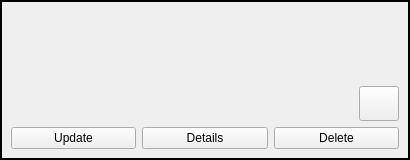
Above: src/UI/custom_widgets/showservicewidget.ui from Kracocks/ToolBox before the change. Below: the same form after it.
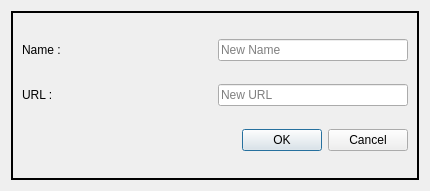
That is the form after the change. The open tabs and pages were chosen to show the change. Icons and pictures are not drawn.

Commit message: edit service available

What changed in the file:
```diff
--- a/src/UI/custom_widgets/showservicewidget.ui
+++ b/src/UI/custom_widgets/showservicewidget.ui
@@ -6,15 +6,37 @@
    <rect>
     <x>0</x>
     <y>0</y>
-    <width>410</width>
-    <height>160</height>
+    <width>430</width>
+    <height>191</height>
    </rect>
   </property>
+  <property name="sizePolicy">
+   <sizepolicy hsizetype="Expanding" vsizetype="Preferred">
+    <horstretch>0</horstretch>
+    <verstretch>0</verstretch>
+   </sizepolicy>
+  </property>
   <property name="styleSheet">
-   <string notr="true">#ShowServiceWidget {border: 2px solid black;}</string>
+   <string notr="true"/>
   </property>
   <layout class="QVBoxLayout" name="vb_show_input_widget">
    <item>
+    <widget class="QStackedWidget" name="stackedWidget">
+     <property name="sizePolicy">
+      <sizepolicy hsizetype="Expanding" vsizetype="Preferred">
+       <horstretch>0</horstretch>
+       <verstretch>0</verstretch>
+      </sizepolicy>
+     </property>
+     <property name="styleSheet">
+      <string notr="true">#stackedWidget {border: 2px solid black;}</string>
+     </property>
+     <property name="currentIndex">
+      <number>0</number>
+     </property>
+     <widget class="QWidget" name="View">
+      <layout class="QVBoxLayout" name="verticalLayout">
+       <item>
     <widget class="QLabel" name="service_name">
      <property name="text">
       <string>&lt;service name&gt;</string>
@@ -136,6 +158,84 @@
       </widget>
      </item>
     </layout>
+       </item>
+      </layout>
+     </widget>
+     <widget class="QWidget" name="Edit">
+      <layout class="QVBoxLayout" name="verticalLayout_2">
+       <item>
+        <layout class="QHBoxLayout" name="hb_new_name">
+         <item>
+          <widget class="QLabel" name="new_name_label">
+           <property name="sizePolicy">
+            <sizepolicy hsizetype="Expanding" vsizetype="Preferred">
+             <horstretch>0</horstretch>
+             <verstretch>0</verstretch>
+            </sizepolicy>
+           </property>
+           <property name="text">
+            <string>Name :</string>
+           </property>
+          </widget>
+         </item>
+         <item>
+          <widget class="QLineEdit" name="new_name_tf">
+           <property name="sizePolicy">
+            <sizepolicy hsizetype="Expanding" vsizetype="Fixed">
+             <horstretch>0</horstretch>
+             <verstretch>0</verstretch>
+            </sizepolicy>
+           </property>
+           <property name="readOnly">
+            <bool>false</bool>
+           </property>
+           <property name="placeholderText">
+            <string>New Name</string>
+           </property>
+           <property name="clearButtonEnabled">
+            <bool>false</bool>
+           </property>
+          </widget>
+         </item>
+        </layout>
+       </item>
+       <item>
+        <layout class="QHBoxLayout" name="hb_new_url">
+         <item>
+          <widget class="QLabel" name="new_url_label">
+           <property name="sizePolicy">
+            <sizepolicy hsizetype="Expanding" vsizetype="Preferred">
+             <horstretch>0</horstretch>
+             <verstretch>0</verstretch>
+            </sizepolicy>
+           </property>
+           <property name="text">
+            <string>URL :</string>
+           </property>
+          </widget>
+         </item>
+         <item>
+          <widget class="QLineEdit" name="new_url_tf">
+           <property name="inputMask">
+            <string/>
+           </property>
+           <property name="placeholderText">
+            <string>New URL</string>
+           </property>
+          </widget>
+         </item>
+        </layout>
+       </item>
+       <item>
+        <widget class="QDialogButtonBox" name="edit">
+         <property name="standardButtons">
+          <set>QDialogButtonBox::Cancel|QDialogButtonBox::Ok</set>
+         </property>
+        </widget>
+       </item>
+      </layout>
+     </widget>
+    </widget>
    </item>
   </layout>
  </widget>
```
Lines whose indentation alone changed are shown as unchanged. The commit also changes 3 other files.
